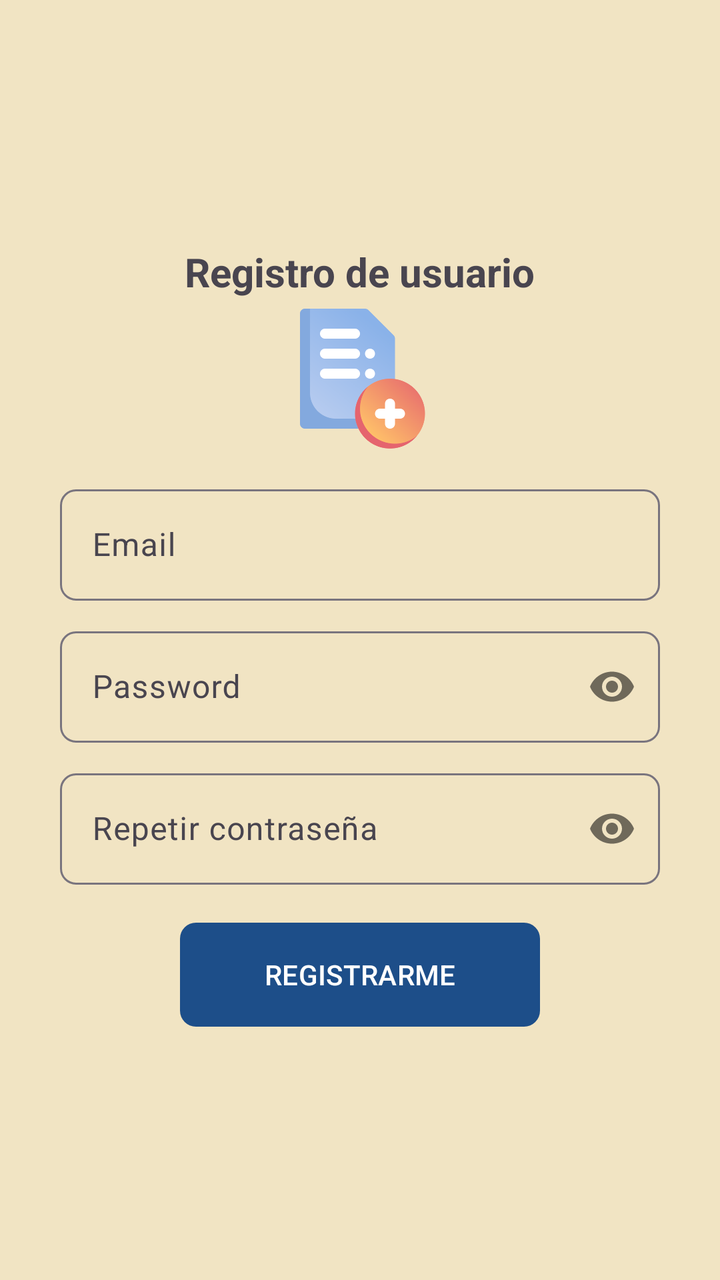
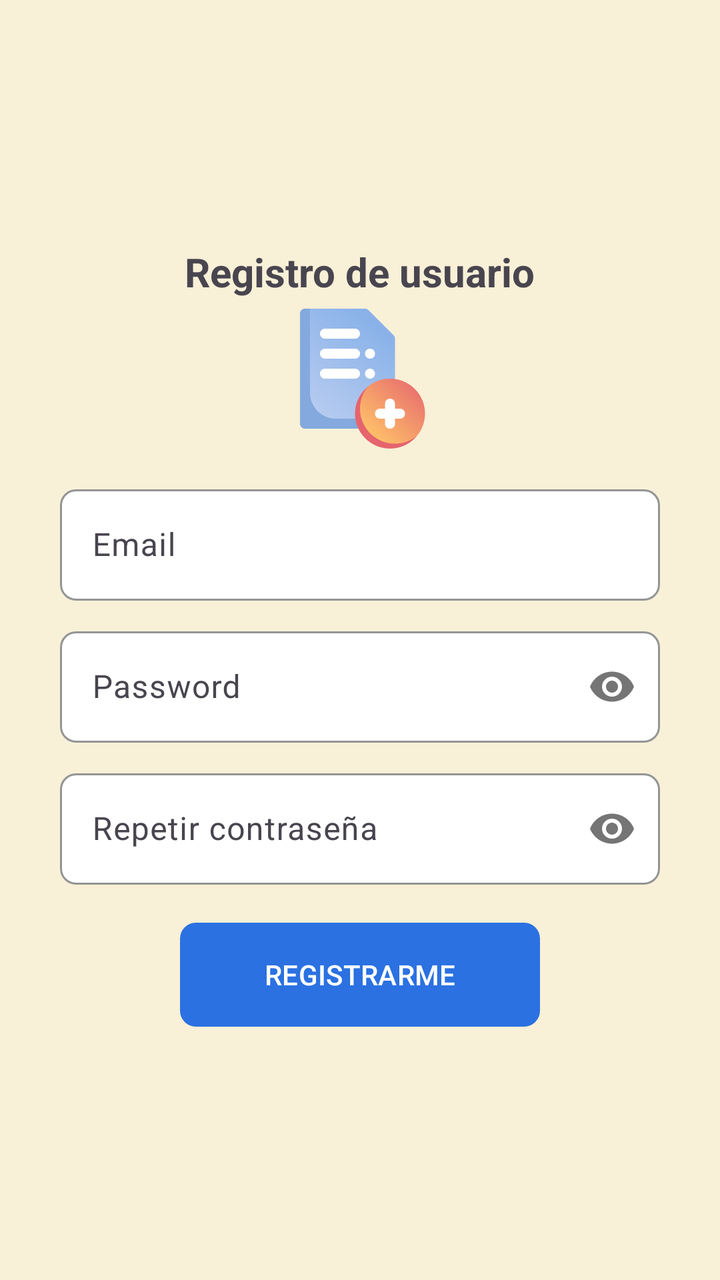

Before-and-after screenshots of an Android layout around one commit, followed by the original layout XML and the change that was made.
<!-- AndroidManifest.xml: application theme Theme.CodeRoyale -->
<!-- res/layout/activity_registro_email.xml -->
<?xml version="1.0" encoding="utf-8"?>
<RelativeLayout
    xmlns:android="http://schemas.android.com/apk/res/android"
    xmlns:app="http://schemas.android.com/apk/res-auto"
    xmlns:tools="http://schemas.android.com/tools"
    android:id="@+id/main"
    android:layout_width="match_parent"
    android:layout_height="match_parent"
    tools:context=".RegistroEmail">

    <androidx.appcompat.widget.LinearLayoutCompat
        android:layout_width="match_parent"
        android:layout_height="match_parent"
        android:gravity="center"
        android:orientation="vertical"
        android:padding="30dp">
        
        <TextView
            android:text="@string/Txt_registro"
            android:textStyle="bold"
            android:textSize="20sp"
            android:layout_width="wrap_content"
            android:layout_height="wrap_content"/>

        <ImageView
            android:layout_width="80dp"
            android:layout_height="80dp"
            android:src="@drawable/registro" />

        
        <com.google.android.material.textfield.TextInputLayout
            android:layout_width="match_parent"
            android:layout_height="wrap_content"
            android:layout_marginTop="10dp"
            app:boxCornerRadiusBottomEnd="8dp"
            app:boxCornerRadiusBottomStart="8dp"
            app:boxCornerRadiusTopEnd="8dp"
            app:boxCornerRadiusTopStart="8dp" >

            <EditText
                android:id="@+id/Et_email"
                android:hint="@string/Et_email"
                android:inputType="textEmailAddress"
                android:layout_width="match_parent"
                android:layout_height="wrap_content" />

        </com.google.android.material.textfield.TextInputLayout>
        
        <com.google.android.material.textfield.TextInputLayout
            android:layout_width="match_parent"
            android:layout_height="wrap_content"
            android:layout_marginTop="10dp"
            app:boxCornerRadiusBottomEnd="8dp"
            app:boxCornerRadiusBottomStart="8dp"
            app:boxCornerRadiusTopEnd="8dp"
            app:boxCornerRadiusTopStart="8dp"
            app:passwordToggleEnabled="true">

            <EditText
                android:id="@+id/Et_password"
                android:hint="@string/Et_password"
                android:inputType="textPassword"
                android:layout_width="match_parent"
                android:layout_height="wrap_content" />

        </com.google.android.material.textfield.TextInputLayout>
        
        <com.google.android.material.textfield.TextInputLayout
            android:layout_width="match_parent"
            android:layout_height="wrap_content"
            android:layout_marginTop="10dp"
            app:boxCornerRadiusBottomEnd="8dp"
            app:boxCornerRadiusBottomStart="8dp"
            app:boxCornerRadiusTopEnd="8dp"
            app:boxCornerRadiusTopStart="8dp"
            app:passwordToggleEnabled="true">

            <EditText
                android:id="@+id/Et_r_password"
                android:hint="@string/Et_r_password"
                android:inputType="textPassword"
                android:layout_width="match_parent"
                android:layout_height="wrap_content" />

        </com.google.android.material.textfield.TextInputLayout>

        <com.google.android.material.button.MaterialButton
            android:id="@+id/Btn_registrar"
            android:text="@string/Btn_registrarme"
            android:textAllCaps="true"
            android:layout_width="180dp"
            android:layout_height="60dp"
            android:layout_marginTop="15dp"
            app:cornerRadius="8dp" />
    </androidx.appcompat.widget.LinearLayoutCompat>

</RelativeLayout>
<!-- resources referenced by this layout -->
<resources>
  <!-- drawable registro: png bitmap (drawable, 28465 bytes) -->
  <string name="Btn_registrarme">Registrarme</string>
  <string name="Et_email">Email</string>
  <string name="Et_password">Password</string>
  <string name="Et_r_password"> Repetir contraseña </string>
  <string name="Txt_registro">Registro de usuario</string>
  <style name="Theme.CodeRoyale" parent="Base.Theme.CodeRoyale" />
  <style name="Base.Theme.CodeRoyale" parent="Theme.Material3.DayNight.NoActionBar">
          <item name="colorPrimary">@color/cr_azul_rey</item>
          <item name="colorOnPrimary">@android:color/white</item>
  
          <item name="colorSecondary">@color/cr_dorado</item>
          <item name="colorOnSecondary">@color/cr_texto_oscuro</item>
  
          <item name="android:windowBackground">@color/cr_beige_carta</item>
      </style>
  <color name="cr_azul_rey">#1D4E89</color>
  <color name="cr_dorado">#FFD700</color>
  <color name="cr_texto_oscuro">#2B2B2B</color>
  <color name="cr_beige_carta">#F1E4C3</color>
</resources>

<!-- the commit's change to res/layout/activity_registro_email.xml (unified diff, before → after) -->
@@ -14,6 +14,7 @@
         android:gravity="center"
         android:orientation="vertical"
         android:padding="30dp">
+
         
         <TextView
             android:text="@string/Txt_registro"
@@ -35,7 +36,11 @@
             app:boxCornerRadiusBottomEnd="8dp"
             app:boxCornerRadiusBottomStart="8dp"
             app:boxCornerRadiusTopEnd="8dp"
-            app:boxCornerRadiusTopStart="8dp" >
+            app:boxCornerRadiusTopStart="8dp"
+            app:boxStrokeColor="#1D4E89"
+            app:hintTextColor="#1D4E89"
+            app:boxBackgroundColor="#FFFFFF"
+            >
 
             <EditText
                 android:id="@+id/Et_email"
@@ -54,7 +59,11 @@
             app:boxCornerRadiusBottomStart="8dp"
             app:boxCornerRadiusTopEnd="8dp"
             app:boxCornerRadiusTopStart="8dp"
-            app:passwordToggleEnabled="true">
+            app:passwordToggleEnabled="true"
+            app:boxStrokeColor="#1D4E89"
+            app:hintTextColor="#1D4E89"
+            app:boxBackgroundColor="#FFFFFF"
+            >
 
             <EditText
                 android:id="@+id/Et_password"
@@ -73,7 +82,11 @@
             app:boxCornerRadiusBottomStart="8dp"
             app:boxCornerRadiusTopEnd="8dp"
             app:boxCornerRadiusTopStart="8dp"
-            app:passwordToggleEnabled="true">
+            app:passwordToggleEnabled="true"
+            app:boxStrokeColor="#1D4E89"
+            app:hintTextColor="#1D4E89"
+            app:boxBackgroundColor="#FFFFFF"
+            >
 
             <EditText
                 android:id="@+id/Et_r_password"
<!-- resource entries referenced after the edit -->
@@ -16,9 +16,9 @@
   
           <item name="android:windowBackground">@color/cr_beige_carta</item>
       </style>
-  <color name="cr_azul_rey">#1D4E89</color>
-  <color name="cr_dorado">#FFD700</color>
-  <color name="cr_texto_oscuro">#2B2B2B</color>
-  <color name="cr_beige_carta">#F1E4C3</color>
+  <color name="cr_azul_rey">#2B71E1</color>
+  <color name="cr_dorado">#FFC107</color>
+  <color name="cr_texto_oscuro">#1A1A1A</color>
+  <color name="cr_beige_carta">#F8F0D7</color>
 </resources>
 
